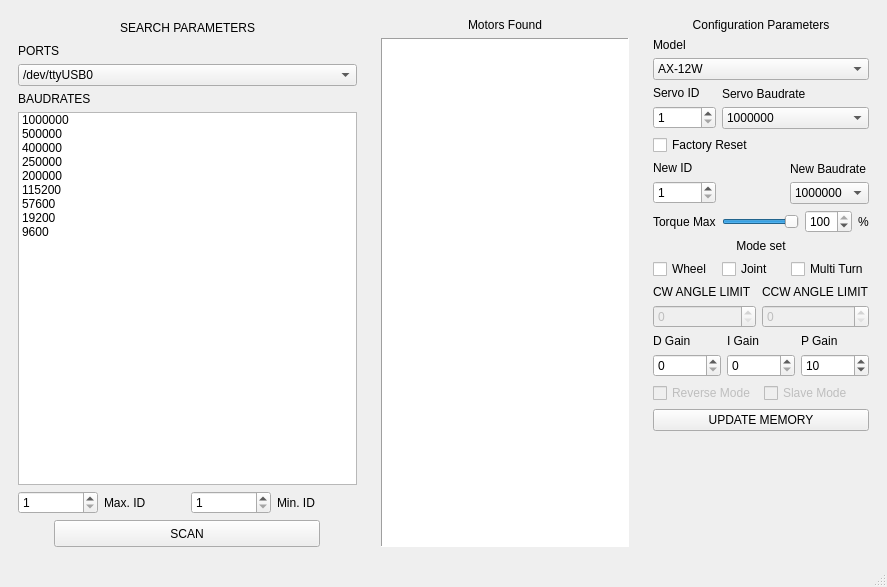
clebercoutof/mixcell, file QTCode/program.ui: the form before one commit.
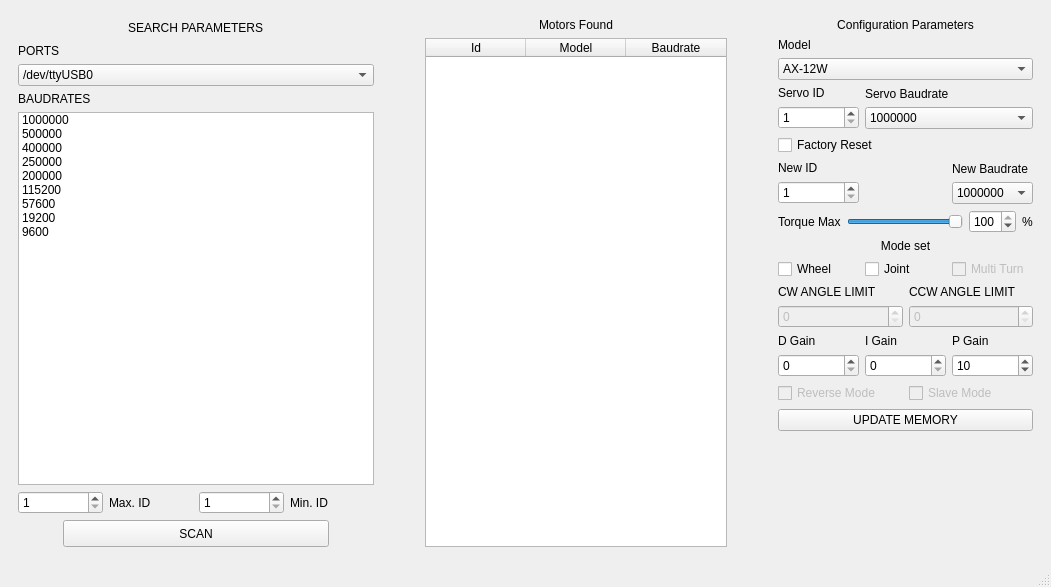
The form after the commit. Icons and pictures are not drawn.

What changed in the file:
```diff
--- a/QTCode/program.ui
+++ b/QTCode/program.ui
@@ -6,13 +6,13 @@
    <rect>
     <x>0</x>
     <y>0</y>
-    <width>887</width>
+    <width>1051</width>
     <height>587</height>
    </rect>
   </property>
   <property name="minimumSize">
    <size>
-    <width>887</width>
+    <width>1051</width>
     <height>587</height>
    </size>
   </property>
@@ -347,13 +347,28 @@
         </widget>
        </item>
        <item row="1" column="0">
-        <widget class="QListWidget" name="found_list">
-         <property name="autoFillBackground">
-          <bool>false</bool>
+        <widget class="QTableWidget" name="table_found">
+         <property name="maximumSize">
+          <size>
+           <width>302</width>
+           <height>16777215</height>
+          </size>
          </property>
-         <property name="frameShape">
-          <enum>QFrame::Panel</enum>
-         </property>
+         <column>
+          <property name="text">
+           <string>Id</string>
+          </property>
+         </column>
+         <column>
+          <property name="text">
+           <string>Model</string>
+          </property>
+         </column>
+         <column>
+          <property name="text">
+           <string>Baudrate</string>
+          </property>
+         </column>
         </widget>
        </item>
       </layout>
@@ -708,7 +723,7 @@
              <item>
               <widget class="QCheckBox" name="multiturn_mode">
                <property name="enabled">
-                <bool>true</bool>
+                <bool>false</bool>
                </property>
                <property name="text">
                 <string>Multi Turn</string>
```
Left out of the diff: 2 changed lines with no effect on the pictures.
